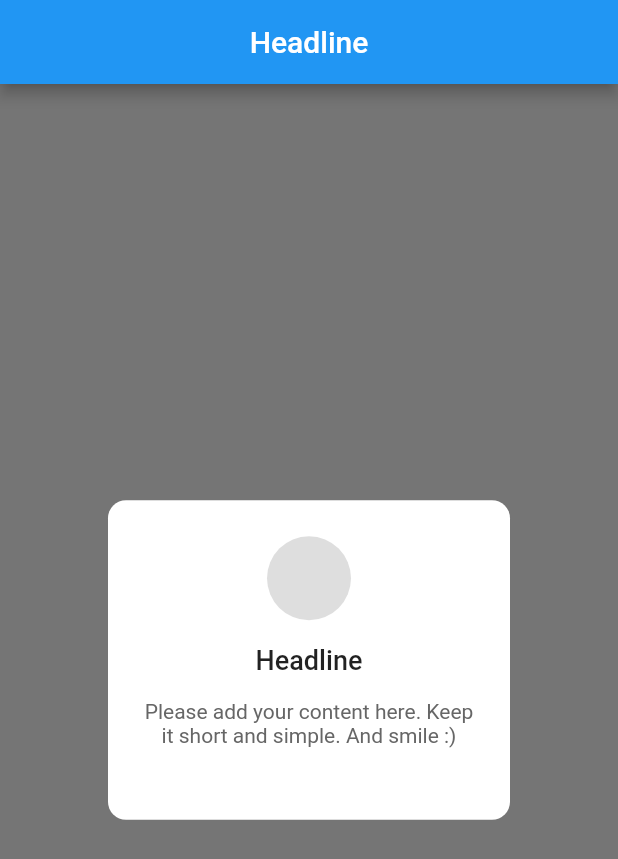
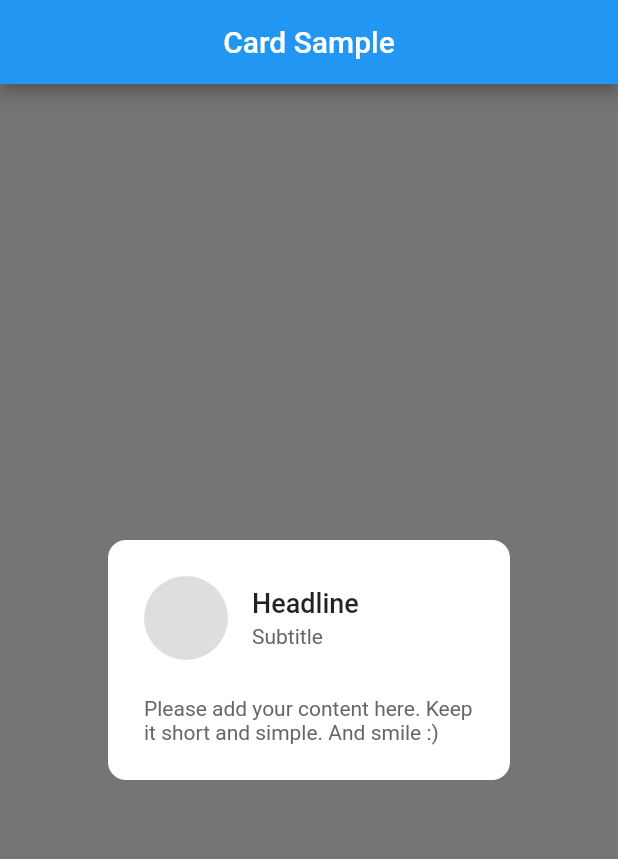
Before and after one commit to adicomdotir/my-mobile-training, a Flutter app: the CardTemplates screen opened directly, on a phone screen of 412 x 824 dp. Shown: the top 859 px of the screen. Run offline on Flutter 3.47's test engine with Material 2 defaults, Android fonts, the phone set to English and light mode, and no system bars; our stand-ins replace bloc, equatable, faker, file_picker, flutter_bloc, flutter_svg and 2 more; missing offline and left inert: dart:js, persian_datetime_picker; accounts and stored records are empty.

Commit message:
Add headline_subtitle sample for card

```diff
--- a/lib/card_templates/main.dart
+++ b/lib/card_templates/main.dart
@@ -20,10 +20,16 @@ class _CardTemplatesState extends State<CardTemplates> {
   Widget build(BuildContext context) {
     return Scaffold(
       appBar: AppBar(
-        title: Text('Headline'),
+        title: Text('Card Sample'),
         centerTitle: true,
       ),
-      body: Headline(),
+      body: Column(
+        children: [
+          Spacer(),
+          HeadlineSubtitle(),
+          Spacer(),
+        ],
+      ),
       backgroundColor: Colors.black54,
     );
   }
@@ -39,7 +45,6 @@ class Headline extends StatelessWidget {
     return Center(
       child: Container(
         width: 268,
-        height: 213,
         padding: EdgeInsets.all(24),
         decoration: BoxDecoration(
             borderRadius: BorderRadius.circular(12), color: Colors.white),
@@ -76,3 +81,64 @@ class Headline extends StatelessWidget {
     );
   }
 }
+
+class HeadlineSubtitle extends StatelessWidget {
+  const HeadlineSubtitle({Key? key}) : super(key: key);
+
+  @override
+  Widget build(BuildContext context) {
+    return Center(
+      child: Container(
+        width: 268,
+        padding: EdgeInsets.all(24),
+        decoration: BoxDecoration(
+            borderRadius: BorderRadius.circular(12), color: Colors.white),
+        child: Column(
+          children: [
+            Row(
+              children: [
+                Container(
+                  width: 56,
+                  height: 56,
+                  decoration: BoxDecoration(
+                      borderRadius: BorderRadius.circular(28),
+                      color: Color(0xFFDEDEDE)),
+                ),
+                SizedBox(
+                  width: 16,
+                ),
+                Column(
+                  crossAxisAlignment: CrossAxisAlignment.start,
+                  children: [
+                    Text(
+                      'Headline',
+                      style:
+                          TextStyle(fontSize: 18, fontWeight: FontWeight.w500),
+                    ),
+                    SizedBox(
+                      height: 4,
+                    ),
+                    Text(
+                      'Subtitle',
+                      style: TextStyle(
+                          fontSize: 14,
+                          fontWeight: FontWeight.w400,
+                          color: Color(0xFF666666)),
+                    ),
+                  ],
+                )
+              ],
+            ),
+            SizedBox(height: 24,),
+            Text(
+                'Please add your content here. Keep it short and simple. And smile :) ',
+                style: TextStyle(
+                    fontSize: 14,
+                    fontWeight: FontWeight.w400,
+                    color: Color(0xFF666666))),
+          ],
+        ),
+      ),
+    );
+  }
+}
```
